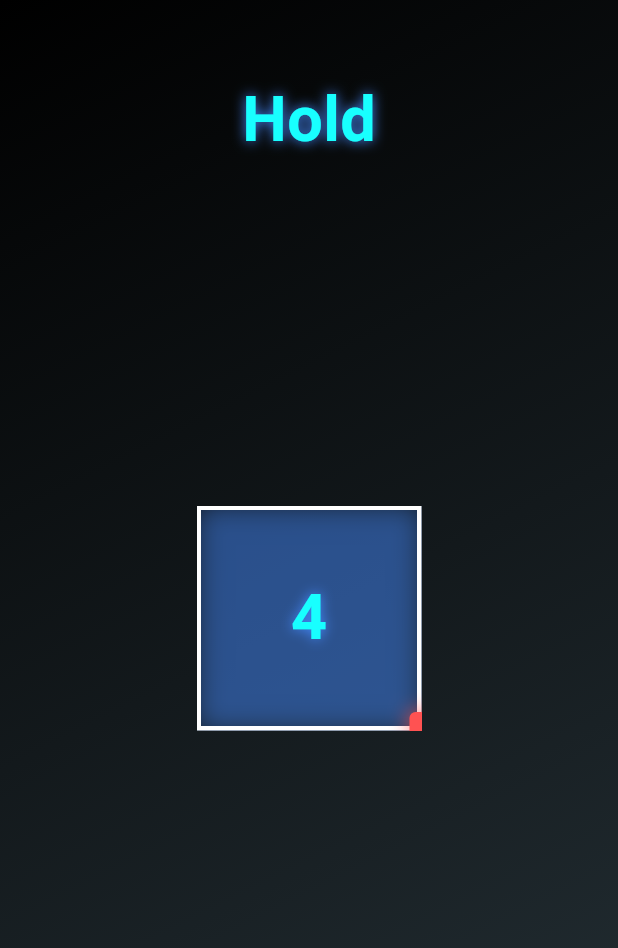
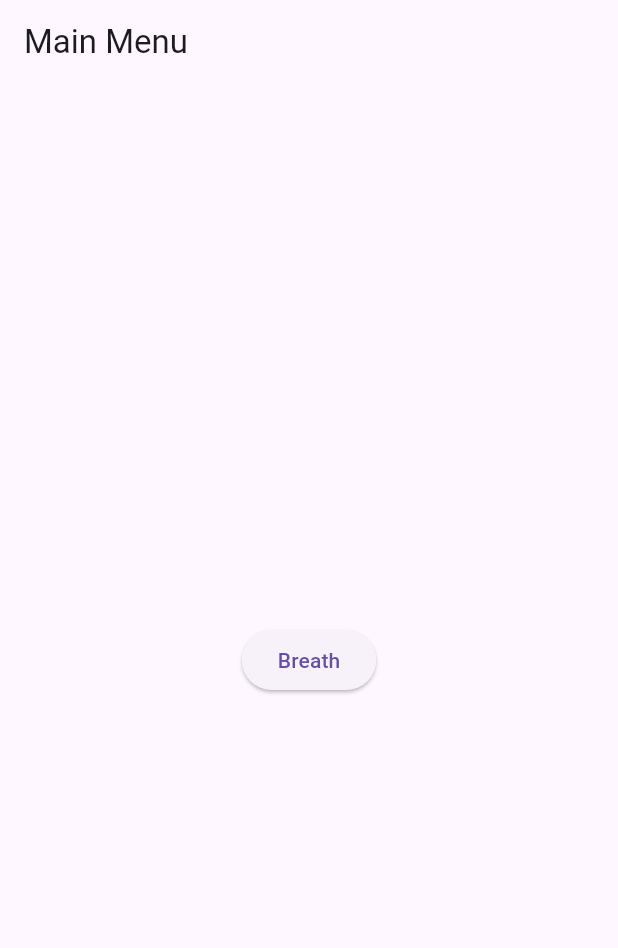
Before and after one commit to rasulsilva95/box-breather, a Flutter app: the screen it shows after launch, on a phone screen of 412 x 824 dp. Shown: the top 948 px of the screen. Run offline on Flutter 3.47's test engine with Material 3 defaults, Android fonts, the light colour scheme and no system bars.

Commit message:
main menu works

```diff
--- a/box_breather/lib/main.dart
+++ b/box_breather/lib/main.dart
@@ -11,7 +11,29 @@ class MyApp extends StatelessWidget {
   Widget build(BuildContext context) {
     return MaterialApp(
       debugShowCheckedModeBanner: false,
-      home: BoxBreathingScreen(),
+      home: MainMenu(),
+    );
+  }
+}
+
+class MainMenu extends StatelessWidget {
+  @override
+  Widget build(BuildContext context) {
+    return Scaffold(
+      appBar: AppBar(
+        title: Text('Main Menu'),
+      ),
+      body: Center(
+        child: ElevatedButton(
+          onPressed: () {
+            Navigator.push(
+              context,
+              MaterialPageRoute(builder: (context) => BoxBreathingScreen()),
+            );
+          },
+          child: Text('Breath'),
+        ),
+      ),
     );
   }
 }
@@ -104,6 +126,9 @@ class _BoxBreathingScreenState extends State<BoxBreathingScreen> {
     double textSize = baseTextSize + (maxTextSize - baseTextSize) * textScale;
 
     return Scaffold(
+      appBar: AppBar(
+        title: Text('Box Breathing'),
+      ),
       body: Container(
         decoration: BoxDecoration(
           gradient: LinearGradient(
```
